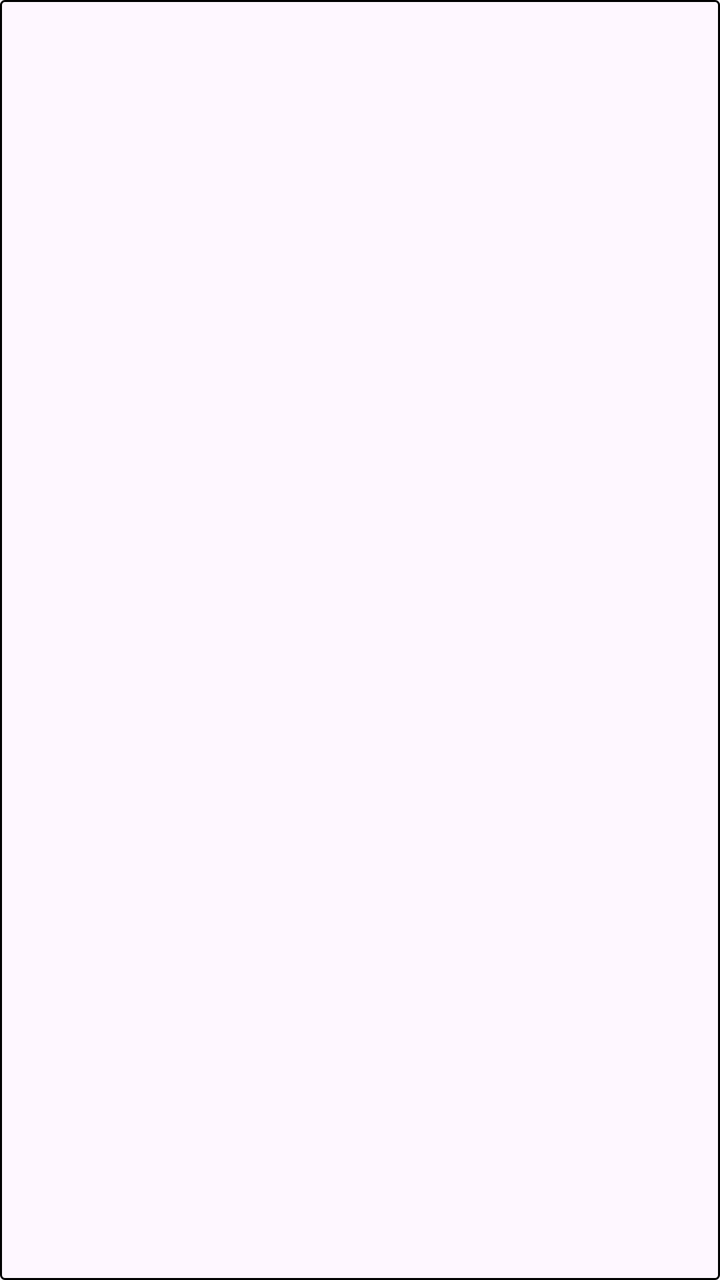
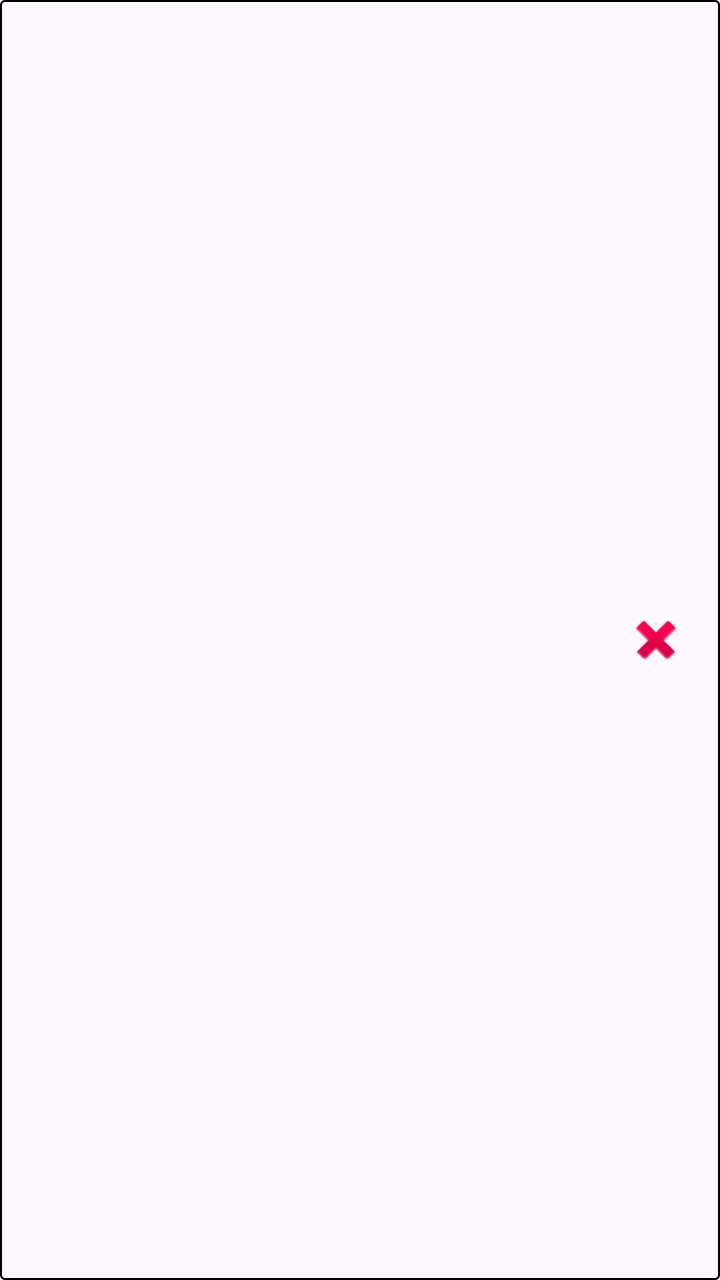

Compare the two renders of this Android layout. The source of the first and the diff that turns it into the second are given below.
<!-- AndroidManifest.xml: application theme Theme.FoodAtHome -->
<!-- res/layout/restaurant_item.xml -->
<?xml version="1.0" encoding="utf-8"?>
<TextView xmlns:android="http://schemas.android.com/apk/res/android"
    android:id="@+id/restaurantNameTV"
    android:layout_width="match_parent"
    android:layout_height="60dp"
    android:gravity="center_vertical"
    android:paddingStart="16dp"
    android:paddingEnd="16dp"
    android:textSize="18sp"
    android:background="@drawable/listview_shape"
    />
<!-- resources referenced by this layout -->
<resources>
  <!-- drawable listview_shape (drawable) -->
  <?xml version="1.0" encoding="utf-8"?>
  <shape xmlns:android="http://schemas.android.com/apk/res/android"
      android:shape="rectangle" >
  
      <solid
          android:color="@android:color/transparent" >
      </solid>
  
      <stroke
          android:width="1dp"
          android:color="@android:color/black" >
      </stroke>
  
      <corners
          android:radius="2dp"   >
      </corners>
  </shape>
  <style name="Theme.FoodAtHome" parent="Base.Theme.FoodAtHome" />
  <style name="Base.Theme.FoodAtHome" parent="Theme.Material3.DayNight.NoActionBar">
          
          
      </style>
</resources>

<!-- the commit's change to res/layout/restaurant_item.xml (unified diff, before → after) -->
@@ -1,11 +1,34 @@
 <?xml version="1.0" encoding="utf-8"?>
-<TextView xmlns:android="http://schemas.android.com/apk/res/android"
-    android:id="@+id/restaurantNameTV"
+<LinearLayout xmlns:android="http://schemas.android.com/apk/res/android"
     android:layout_width="match_parent"
-    android:layout_height="60dp"
-    android:gravity="center_vertical"
+    android:layout_height="wrap_content"
+    android:orientation="horizontal"
     android:paddingStart="16dp"
     android:paddingEnd="16dp"
-    android:textSize="18sp"
+    android:gravity="center_vertical"
     android:background="@drawable/listview_shape"
-    />
+    android:descendantFocusability="blocksDescendants">
+
+    <TextView
+        android:id="@+id/restaurantNameTV"
+        android:layout_width="0dp"
+        android:layout_height="60dp"
+        android:layout_weight="1"
+        android:gravity="center_vertical"
+        android:textSize="18sp"
+        android:paddingEnd="8dp"
+        android:textColor="@color/white"
+        />
+
+    <ImageButton
+        android:id="@+id/deleteRecipeButton"
+        android:layout_width="wrap_content"
+        android:layout_height="wrap_content"
+        android:src="@android:drawable/ic_delete"
+        android:background="@null"
+        android:contentDescription="Delete Recipe"
+        android:focusable="false"
+        android:focusableInTouchMode="false"
+        />
+
+</LinearLayout>
<!-- resource entries referenced after the edit -->
@@ -1,5 +1,6 @@
 <!-- resources referenced by this layout -->
 <resources>
+  <color name="white">#FFFFFFFF</color>
   <!-- drawable listview_shape (drawable) -->
   <?xml version="1.0" encoding="utf-8"?>
   <shape xmlns:android="http://schemas.android.com/apk/res/android"
@@ -21,7 +22,10 @@
   <style name="Theme.FoodAtHome" parent="Base.Theme.FoodAtHome" />
   <style name="Base.Theme.FoodAtHome" parent="Theme.Material3.DayNight.NoActionBar">
           
-          
+          <item name="colorPrimary">@color/orange_500</item>
+          <item name="colorPrimaryVariant">@color/orange_700</item>
       </style>
+  <color name="orange_500">#FF9800</color>
+  <color name="orange_700">#F57C00</color>
 </resources>
 
